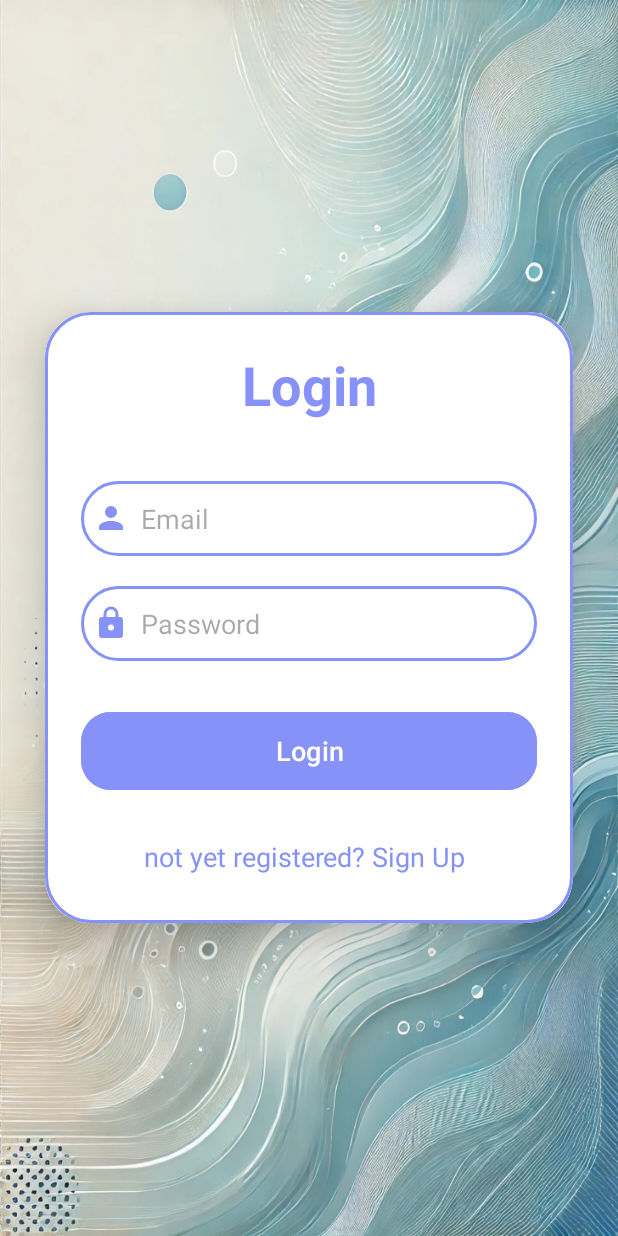
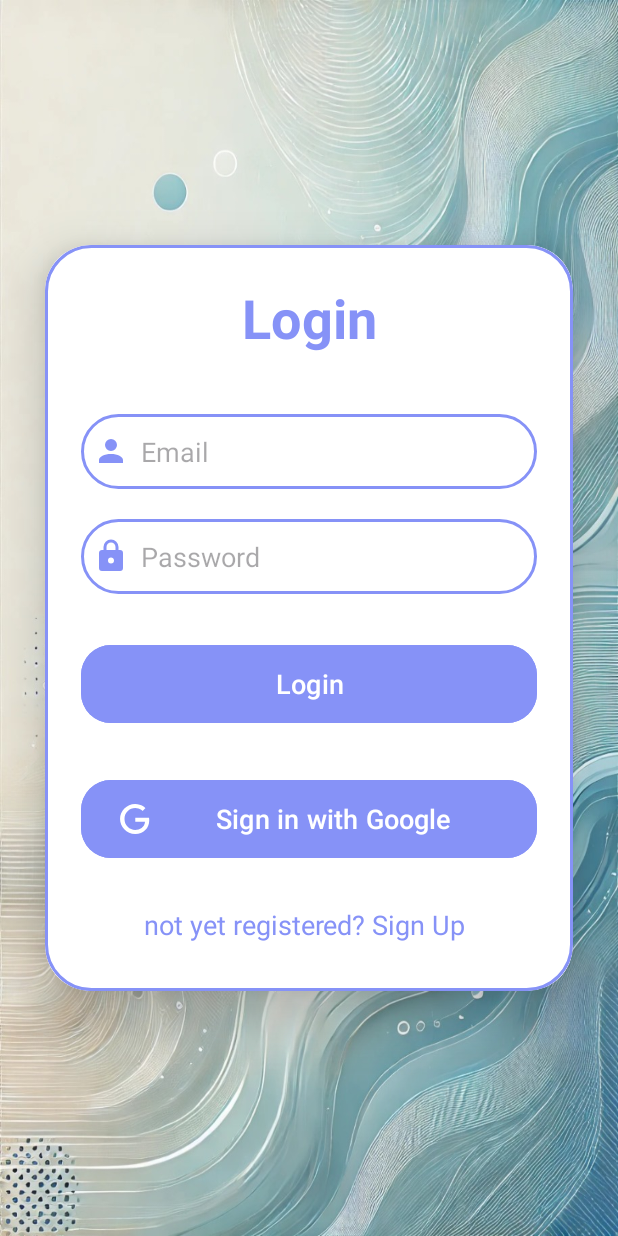
Before and after one commit to MaharshRaval1355/SmartProduceManagementSystem, an Android app: the Login screen opened directly, with no data from a screen before it, on a phone screen of 412 x 824 dp. Run offline under Robolectric (Android 15) with nearby library versions, the phone set to English and light mode, and no system bars; our stand-ins replace Firebase (no records; nobody signed in at launch, a user with empty details on screens opened directly).

Commit message:
login screen updated with login with google

```diff
--- a/SmartShelfInnovators/build.gradle
+++ b/SmartShelfInnovators/build.gradle
@@ -42,4 +42,6 @@ dependencies {
     androidTestImplementation libs.espresso.core
 
     implementation libs.material
+    implementation"com.google.android.gms:play-services-auth:20.4.1"
+
 }
--- a/SmartShelfInnovators/src/main/java/ca/smartshelfinnovators/it/smartproducemanagementsystem/Login.java
+++ b/SmartShelfInnovators/src/main/java/ca/smartshelfinnovators/it/smartproducemanagementsystem/Login.java
@@ -1,8 +1,6 @@
 package ca.smartshelfinnovators.it.smartproducemanagementsystem;
 
-
 import androidx.appcompat.app.AppCompatActivity;
-
 import android.os.Bundle;
 import androidx.annotation.NonNull;
 import android.content.Intent;
@@ -13,19 +11,29 @@ import android.widget.EditText;
 import android.widget.TextView;
 import android.widget.Toast;
 
+import com.google.android.gms.auth.api.signin.GoogleSignIn;
+import com.google.android.gms.auth.api.signin.GoogleSignInAccount;
+import com.google.android.gms.auth.api.signin.GoogleSignInClient;
+import com.google.android.gms.auth.api.signin.GoogleSignInOptions;
+import com.google.android.gms.common.api.ApiException;
+import com.google.android.gms.tasks.OnCompleteListener;
 import com.google.android.gms.tasks.OnFailureListener;
 import com.google.android.gms.tasks.OnSuccessListener;
+import com.google.android.gms.tasks.Task;
+import com.google.firebase.auth.AuthCredential;
 import com.google.firebase.auth.AuthResult;
 import com.google.firebase.auth.FirebaseAuth;
-
+import com.google.firebase.auth.FirebaseUser;
+import com.google.firebase.auth.GoogleAuthProvider;
 
 public class Login extends AppCompatActivity {
 
+    private static final int RC_SIGN_IN = 100; // Request code for Google Sign-In
     private EditText loginEmail, loginPassword;
     private TextView signupRedirectText;
-    private Button loginButton;
+    private Button loginButton, googleSignInButton;
     private FirebaseAuth auth;
-
+    private GoogleSignInClient googleSignInClient;
 
     @Override
     protected void onCreate(Bundle savedInstanceState) {
@@ -36,12 +44,20 @@ public class Login extends AppCompatActivity {
         loginPassword = findViewById(R.id.login_password);
         loginButton = findViewById(R.id.login_button);
         signupRedirectText = findViewById(R.id.signUpRedirectText);
+        googleSignInButton = findViewById(R.id.googleSignInButton);
         auth = FirebaseAuth.getInstance();
 
+        // Initialize Google Sign-In options
+        GoogleSignInOptions gso = new GoogleSignInOptions.Builder(GoogleSignInOptions.DEFAULT_SIGN_IN)
+                .requestIdToken(getString(R.string.default_web_client_id))
+                .requestEmail()
+                .build();
+        googleSignInClient = GoogleSignIn.getClient(this, gso);
+
+        // Email/Password Login
         loginButton.setOnClickListener(new View.OnClickListener() {
             @Override
             public void onClick(View v) {
-
                 String email = loginEmail.getText().toString();
                 String pass = loginPassword.getText().toString();
 
@@ -51,14 +67,14 @@ public class Login extends AppCompatActivity {
                                 .addOnSuccessListener(new OnSuccessListener<AuthResult>() {
                                     @Override
                                     public void onSuccess(AuthResult authResult) {
-                                        Toast.makeText(Login.this, (R.string.login_successful), Toast.LENGTH_SHORT).show();
+                                        Toast.makeText(Login.this, R.string.login_successful, Toast.LENGTH_SHORT).show();
                                         startActivity(new Intent(Login.this, MainActivity.class));
                                         finish();
                                     }
                                 }).addOnFailureListener(new OnFailureListener() {
                                     @Override
                                     public void onFailure(@NonNull Exception e) {
-                                        Toast.makeText(Login.this, (R.string.login_failed), Toast.LENGTH_SHORT).show();
+                                        Toast.makeText(Login.this, R.string.login_failed, Toast.LENGTH_SHORT).show();
                                     }
                                 });
                     } else {
@@ -72,6 +88,15 @@ public class Login extends AppCompatActivity {
             }
         });
 
+        // Google Sign-In
+        googleSignInButton.setOnClickListener(new View.OnClickListener() {
+            @Override
+            public void onClick(View v) {
+                Intent signInIntent = googleSignInClient.getSignInIntent();
+                startActivityForResult(signInIntent, RC_SIGN_IN);
+            }
+        });
+
         signupRedirectText.setOnClickListener(new View.OnClickListener() {
             @Override
             public void onClick(View v) {
@@ -79,4 +104,37 @@ public class Login extends AppCompatActivity {
             }
         });
     }
+
+    @Override
+    protected void onActivityResult(int requestCode, int resultCode, Intent data) {
+        super.onActivityResult(requestCode, resultCode, data);
+
+        if (requestCode == RC_SIGN_IN) {
+            Task<GoogleSignInAccount> task = GoogleSignIn.getSignedInAccountFromIntent(data);
+            try {
+                GoogleSignInAccount account = task.getResult(ApiException.class);
+                firebaseAuthWithGoogle(account);
+            } catch (ApiException e) {
+                Toast.makeText(Login.this, R.string.google_sign_in_failed, Toast.LENGTH_SHORT).show();
+            }
+        }
+    }
+
+    private void firebaseAuthWithGoogle(GoogleSignInAccount acct) {
+        AuthCredential credential = GoogleAuthProvider.getCredential(acct.getIdToken(), null);
+        auth.signInWithCredential(credential)
+                .addOnCompleteListener(this, new OnCompleteListener<AuthResult>() {
+                    @Override
+                    public void onComplete(@NonNull Task<AuthResult> task) {
+                        if (task.isSuccessful()) {
+                            FirebaseUser user = auth.getCurrentUser();
+                            Toast.makeText(Login.this, R.string.login_successful, Toast.LENGTH_SHORT).show();
+                            startActivity(new Intent(Login.this, MainActivity.class));
+                            finish();
+                        } else {
+                            Toast.makeText(Login.this, R.string.google_sign_in_failed, Toast.LENGTH_SHORT).show();
+                        }
+                    }
+                });
+    }
 }
--- /dev/null
+++ b/SmartShelfInnovators/src/main/res/drawable/google.xml
@@ -0,0 +1 @@
+<!-- drawable/google.xml --><vector xmlns:android="http://schemas.android.com/apk/res/android" android:height="24dp" android:width="24dp" android:viewportWidth="24" android:viewportHeight="24"><path android:fillColor="#FFFFFF" android:pathData="M21.35,11.1H12.18V13.83H18.69C18.36,17.64 15.19,19.27 12.19,19.27C8.36,19.27 5,16.25 5,12C5,7.9 8.2,4.73 12.2,4.73C15.29,4.73 17.1,6.7 17.1,6.7L19,4.72C19,4.72 16.56,2 12.1,2C6.42,2 2.03,6.8 2.03,12C2.03,17.05 6.16,22 12.25,22C17.6,22 21.5,18.33 21.5,12.91C21.5,11.76 21.35,11.1 21.35,11.1V11.1Z" /></vector>
--- a/SmartShelfInnovators/src/main/res/layout-land/activity_login.xml
+++ b/SmartShelfInnovators/src/main/res/layout-land/activity_login.xml
@@ -5,7 +5,7 @@
     xmlns:tools="http://schemas.android.com/tools"
     android:layout_width="match_parent"
     android:layout_height="match_parent"
-    android:orientation="horizontal"
+    android:orientation="vertical"
     android:gravity="center"
     android:background="@drawable/background"
     tools:context=".Login">
@@ -20,36 +20,27 @@
         <LinearLayout
             android:layout_width="match_parent"
             android:layout_height="wrap_content"
-            android:orientation="horizontal"
+            android:orientation="vertical"
             android:layout_gravity="center_horizontal"
             android:padding="24dp"
             android:background="@drawable/custom_edittext">
 
-            <!-- Adjust the elements within the LinearLayout for landscape -->
-            <LinearLayout
-                android:layout_width="0dp"
-                android:layout_height="wrap_content"
-                android:layout_weight="1"
-                android:orientation="vertical"
-                android:gravity="center_vertical">
-
             <TextView
-                    android:layout_width="wrap_content"
+                android:layout_width="match_parent"
                 android:layout_height="wrap_content"
                 android:text="@string/login"
                 android:id="@+id/loginText"
                 android:textSize="36sp"
                 android:textAlignment="center"
                 android:textStyle="bold"
-                    android:textColor="@color/lavender"
-                    android:layout_gravity="center"/>
+                android:textColor="@color/lavender"/>
 
             <EditText
                 android:layout_width="match_parent"
                 android:layout_height="50dp"
                 android:id="@+id/login_email"
                 android:background="@drawable/custom_edittext"
-                    android:layout_marginTop="20dp"
+                android:layout_marginTop="40dp"
                 android:padding="8dp"
                 android:hint="@string/email"
                 android:drawableStart="@drawable/person"
@@ -77,7 +68,19 @@
                 android:textSize="18sp"
                 android:layout_marginTop="30dp"
                 android:backgroundTint="@color/lavender"
-                    app:cornerRadius="20dp"/>
+                app:cornerRadius = "20dp"/>
+
+            <Button
+                android:layout_width="match_parent"
+                android:layout_height="60dp"
+                android:drawableLeft="@drawable/google"
+                android:drawablePadding="8dp"
+                android:text="@string/sign_in_with_google"
+                android:id="@+id/googleSignInButton"
+                android:textSize="18sp"
+                android:layout_marginTop="30dp"
+                android:backgroundTint="@color/lavender"
+                app:cornerRadius = "20dp"/>
 
             <TextView
                 android:id="@+id/signUpRedirectText"
@@ -90,7 +93,6 @@
                 android:textAlignment="center"
                 android:textColor="@color/lavender"
                 android:textSize="18sp" />
-            </LinearLayout>
 
         </LinearLayout>
 
--- a/SmartShelfInnovators/src/main/res/layout/activity_login.xml
+++ b/SmartShelfInnovators/src/main/res/layout/activity_login.xml
@@ -70,6 +70,18 @@
                 android:backgroundTint="@color/lavender"
                 app:cornerRadius = "20dp"/>
 
+            <Button
+                android:layout_width="match_parent"
+                android:layout_height="60dp"
+                android:drawableLeft="@drawable/google"
+                android:drawablePadding="8dp"
+                android:text="@string/sign_in_with_google"
+                android:id="@+id/googleSignInButton"
+                android:textSize="18sp"
+                android:layout_marginTop="30dp"
+                android:backgroundTint="@color/lavender"
+                app:cornerRadius = "20dp"/>
+
             <TextView
                 android:id="@+id/signUpRedirectText"
                 android:layout_width="wrap_content"
--- a/SmartShelfInnovators/src/main/res/values/strings.xml
+++ b/SmartShelfInnovators/src/main/res/values/strings.xml
@@ -15,4 +15,8 @@
     <string name="sign_up">Sign Up</string>
     <string name="already_an_user_login">Already an user? login</string>
     <string name="welcome_message">SmartSelf Innovators</string>
+    <string name="or">Or</string>
+    <string name="sign_in_with_google">Sign in with Google</string>
+    <string name="default_web_client_id">Default Web Client Id</string>
+    <string name="google_sign_in_failed">"Google Sign in Failed "</string>
 </resources>
```
Also changed, not shown: 3 other files. Lines whose indentation alone changed are shown as unchanged.
